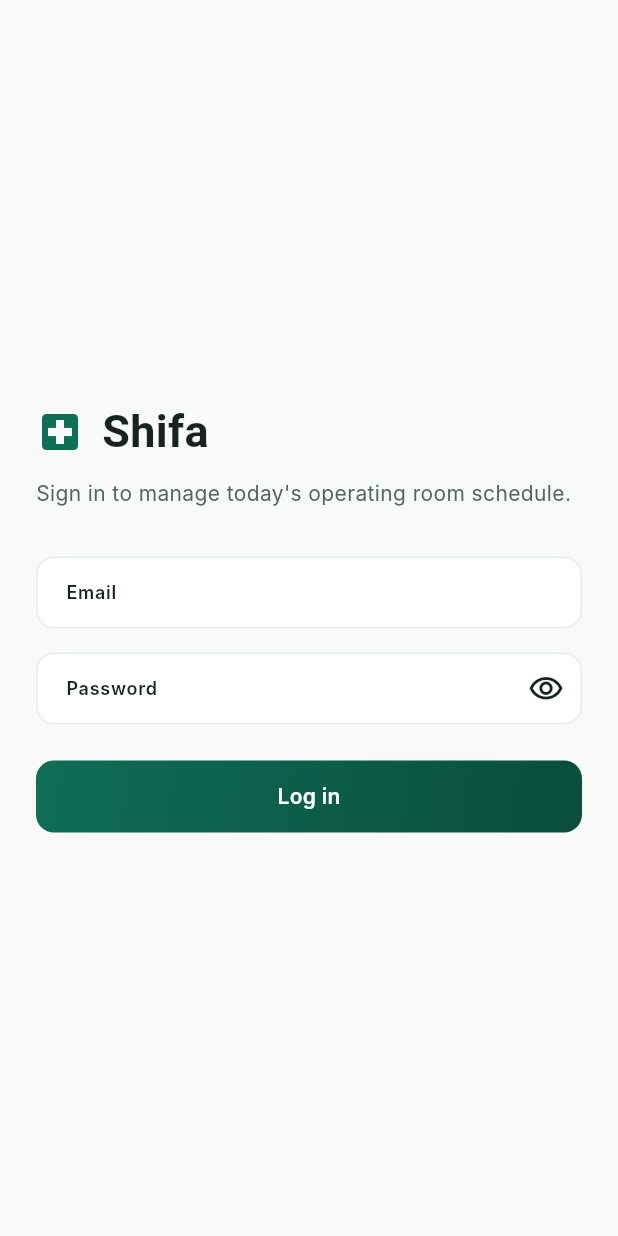
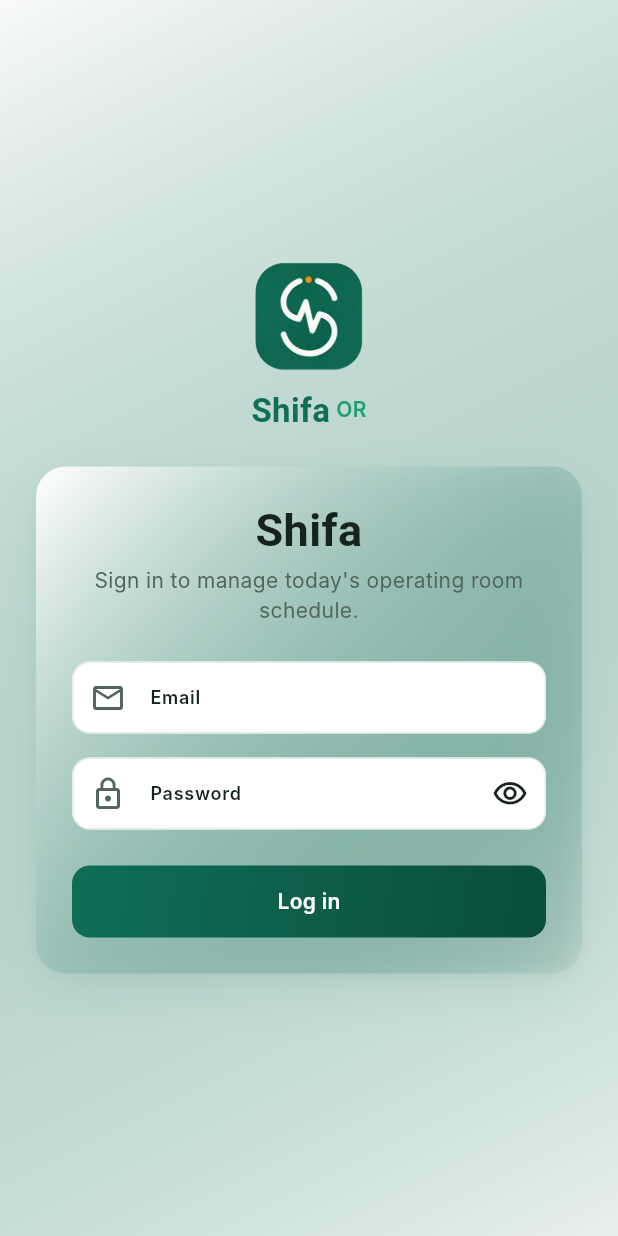
Before and after one commit to MhdAbdAlomari/shifa-app, a Flutter app: the screen it shows after launch, on a phone screen of 412 x 824 dp. Run offline on Flutter 3.47's test engine with Material 3 defaults, Android fonts, the light colour scheme and no system bars; our stand-ins replace dio, equatable, flutter_bloc, flutter_secure_storage, go_router, shared_preferences; Roboto replaces fonts that are missing (Inter, Plus Jakarta Sans).

Commit message:
style: apply gradient header and card redesign to login and status badges
Rebuild the login screen with a gradient-tinted card and background
wash matching the new visual language, and localize status badge
labels while adding danger/neutral palettes with red emphasis for
emergency and delayed states.

```diff
--- a/lib/screens/login/login_screen.dart
+++ b/lib/screens/login/login_screen.dart
@@ -1,11 +1,16 @@
 import 'package:flutter/material.dart';
+import 'package:flutter/services.dart';
 import 'package:flutter_bloc/flutter_bloc.dart';
 
 import '../../blocs/auth/auth_bloc.dart';
+import '../../core/l10n/error_code_l10n.dart';
 import '../../core/theme/app_colors.dart';
+import '../../core/theme/app_shadows.dart';
 import '../../core/theme/app_spacing.dart';
 import '../../core/theme/app_text_styles.dart';
+import '../../l10n/generated/app_localizations.dart';
 import '../../widgets/primary_button.dart';
+import '../../widgets/app_snack_bar.dart';
 
 /// Login form.
 ///
@@ -45,45 +50,102 @@ class _LoginScreenState extends State<LoginScreen> {
 
   @override
   Widget build(BuildContext context) {
-    return BlocListener<AuthBloc, AuthState>(
+    final l10n = AppLocalizations.of(context);
+    // No AppBar on this screen (it's the one screen without the
+    // gradient AppHeader or a plain AppBar), so the theme's default
+    // systemOverlayStyle never applies here — set it explicitly for
+    // the light background (item 2 fix).
+    return AnnotatedRegion<SystemUiOverlayStyle>(
+      value: SystemUiOverlayStyle.dark,
+      child: BlocListener<AuthBloc, AuthState>(
       listenWhen: (previous, current) =>
           previous.errorMessage != current.errorMessage &&
           current.errorMessage != null,
       listener: (context, state) {
-        ScaffoldMessenger.of(context)
-          ..clearSnackBars()
-          ..showSnackBar(SnackBar(content: Text(state.errorMessage!)));
+        showErrorSnackBar(
+          context,
+          localizedErrorMessage(
+            l10n,
+            code: state.errorCode,
+            fallback: state.errorMessage!,
+          ),
+        );
       },
       child: Scaffold(
-        backgroundColor: AppColors.background,
-        body: SafeArea(
+        body: Container(
+          decoration: const BoxDecoration(
+            gradient: LinearGradient(
+              begin: Alignment.topLeft,
+              end: Alignment.bottomRight,
+              colors: [
+                AppColors.background,
+                Color.fromRGBO(15, 110, 86, 0.07),
+              ],
+            ),
+          ),
+          child: SafeArea(
             child: Center(
             child: SingleChildScrollView(
               padding: const EdgeInsets.all(AppSpacing.xl),
               child: ConstrainedBox(
                 constraints: const BoxConstraints(maxWidth: 420),
+                child: Column(
+                  mainAxisSize: MainAxisSize.min,
+                  children: [
+                    const _LogoMark(),
+                    const SizedBox(height: AppSpacing.xl),
+                    Container(
+                      padding: const EdgeInsets.all(AppSpacing.xl),
+                      decoration: BoxDecoration(
+                        gradient: LinearGradient(
+                          begin: Alignment.topLeft,
+                          end: Alignment.bottomRight,
+                          colors: [
+                            AppColors.surface,
+                            AppColors.primary.withValues(alpha: 0.05),
+                          ],
+                        ),
+                        borderRadius:
+                            BorderRadius.circular(AppSpacing.radiusCard),
+                        boxShadow: AppShadows.cardElevated,
+                      ),
                       child: Form(
                         key: _formKey,
                         child: Column(
                           crossAxisAlignment: CrossAxisAlignment.stretch,
                           children: [
-                      const _Header(),
-                      const SizedBox(height: AppSpacing.xxl),
+                            Text(
+                              l10n.loginTitle,
+                              style: AppTextStyles.headlineLg,
+                              textAlign: TextAlign.center,
+                            ),
+                            const SizedBox(height: AppSpacing.xxs),
+                            Text(
+                              l10n.loginSubtitle,
+                              style: AppTextStyles.bodyMd
+                                  .copyWith(color: AppColors.textSecondary),
+                              textAlign: TextAlign.center,
+                            ),
+                            const SizedBox(height: AppSpacing.xl),
                             TextFormField(
                               controller: _emailController,
                               keyboardType: TextInputType.emailAddress,
                               autofillHints: const [AutofillHints.email],
                               textInputAction: TextInputAction.next,
-                        decoration: const InputDecoration(
-                          labelText: 'Email',
-                          hintText: 'you@shifa.test',
+                              decoration: InputDecoration(
+                                labelText: l10n.loginEmailLabel,
+                                hintText: l10n.loginEmailHint,
+                                prefixIcon: const Icon(
+                                  Icons.mail_outline,
+                                  color: AppColors.textSecondary,
+                                ),
                               ),
                               validator: (value) {
                                 if (value == null || value.trim().isEmpty) {
-                            return 'Email is required';
+                                  return l10n.loginEmailRequired;
                                 }
                                 if (!value.contains('@')) {
-                            return 'Enter a valid email';
+                                  return l10n.loginEmailInvalid;
                                 }
                                 return null;
                               },
@@ -96,7 +158,11 @@ class _LoginScreenState extends State<LoginScreen> {
                               textInputAction: TextInputAction.done,
                               onFieldSubmitted: (_) => _submit(),
                               decoration: InputDecoration(
-                          labelText: 'Password',
+                                labelText: l10n.loginPasswordLabel,
+                                prefixIcon: const Icon(
+                                  Icons.lock_outline,
+                                  color: AppColors.textSecondary,
+                                ),
                                 suffixIcon: IconButton(
                                   icon: Icon(_obscure
                                       ? Icons.visibility_outlined
@@ -107,7 +173,7 @@ class _LoginScreenState extends State<LoginScreen> {
                               ),
                               validator: (value) {
                                 if (value == null || value.isEmpty) {
-                            return 'Password is required';
+                                  return l10n.loginPasswordRequired;
                                 }
                                 return null;
                               },
@@ -117,14 +183,19 @@ class _LoginScreenState extends State<LoginScreen> {
                               buildWhen: (p, c) => p.status != c.status,
                               builder: (context, state) {
                                 return PrimaryButton(
-                            label: 'Log in',
-                            isLoading:
-                                state.status == AuthStatus.authenticating,
+                                  label: l10n.loginButton,
+                                  isLoading: state.status ==
+                                      AuthStatus.authenticating,
                                   onPressed: _submit,
                                 );
                               },
                             ),
                           ],
+                        ),
+                      ),
+                    ),
+                  ],
+                ),
               ),
             ),
             ),
@@ -136,26 +207,41 @@ class _LoginScreenState extends State<LoginScreen> {
   }
 }
 
-class _Header extends StatelessWidget {
-  const _Header();
+class _LogoMark extends StatelessWidget {
+  const _LogoMark();
 
   @override
   Widget build(BuildContext context) {
+    final l10n = AppLocalizations.of(context);
     return Column(
-      crossAxisAlignment: CrossAxisAlignment.start,
+      mainAxisSize: MainAxisSize.min,
       children: [
-        Row(
-          children: const [
-            Icon(Icons.local_hospital, color: AppColors.primary, size: 32),
-            SizedBox(width: AppSpacing.sm),
-            Text('Shifa', style: AppTextStyles.headlineLg),
-          ],
+        ClipRRect(
+          borderRadius: BorderRadius.circular(AppSpacing.radiusCard),
+          child: Image.asset(
+            'assets/images/shifa_logo.png',
+            width: 72,
+            height: 72,
+            fit: BoxFit.cover,
+          ),
         ),
         const SizedBox(height: AppSpacing.sm),
+        Row(
+          mainAxisSize: MainAxisSize.min,
+          children: [
             Text(
-          'Sign in to manage today\'s operating room schedule.',
-          style: AppTextStyles.bodyMd
-              .copyWith(color: AppColors.textSecondary),
+              l10n.appName,
+              style:
+                  AppTextStyles.headlineMd.copyWith(color: AppColors.primary),
+            ),
+            const SizedBox(width: AppSpacing.xxs),
+            Text(
+              l10n.appTagline,
+              style: AppTextStyles.labelLg.copyWith(
+                color: AppColors.secondary,
+              ),
+            ),
+          ],
         ),
       ],
     );
```
Also changed, not shown: lib/widgets/status_badge.dart (+96 -71 lines). Lines whose indentation alone changed are shown as unchanged.
